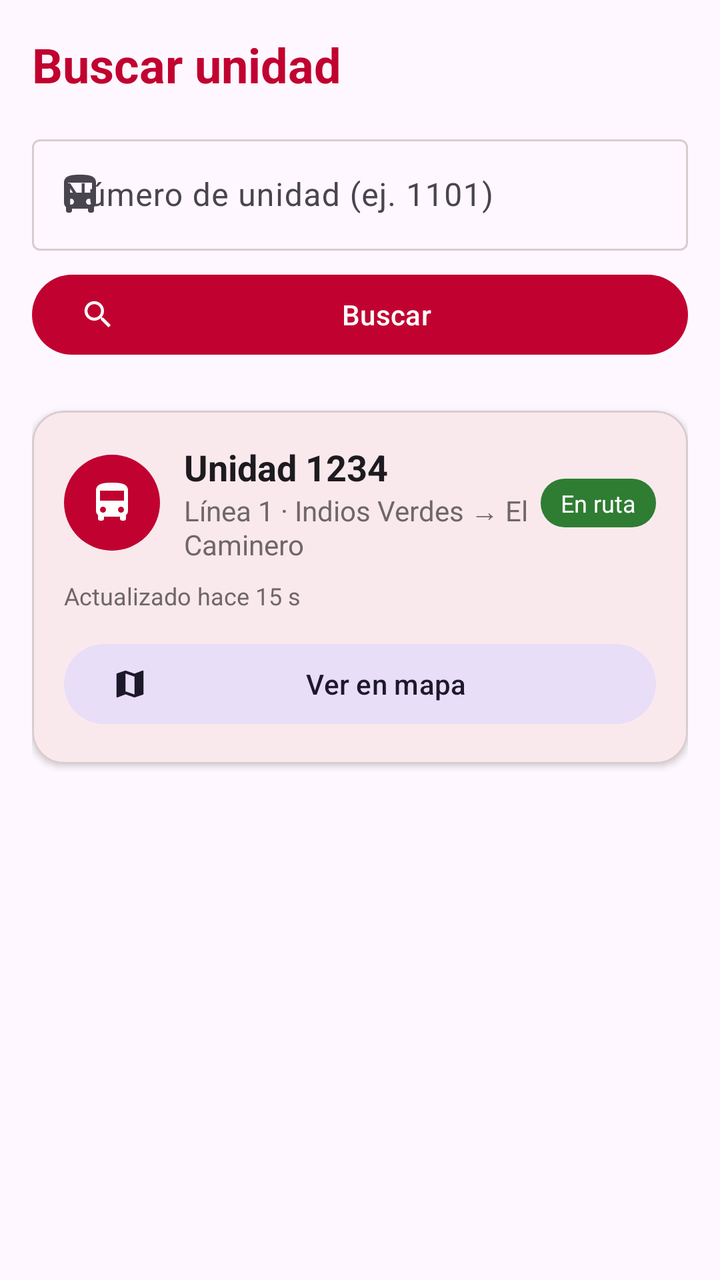
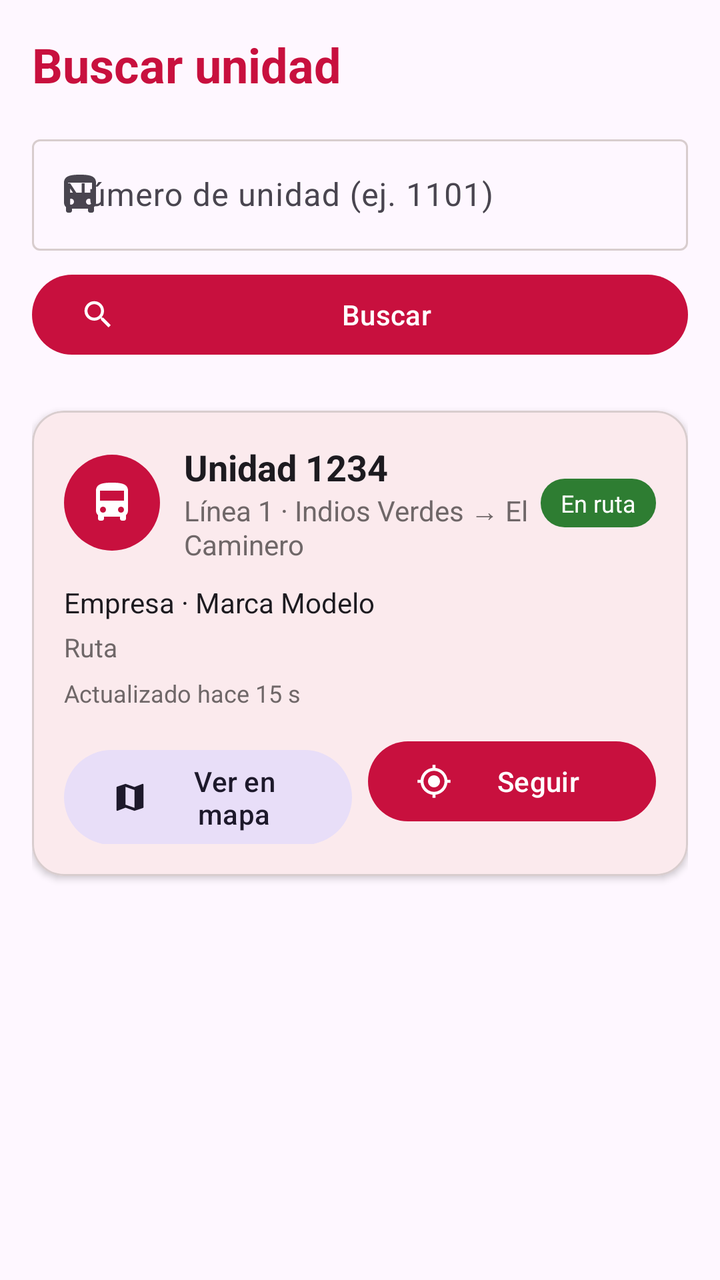

Before-and-after screenshots of an Android layout around one commit, followed by the original layout XML and the change that was made.
<!-- AndroidManifest.xml: application theme Theme.GeoMB -->
<!-- res/layout/fragment_search.xml -->
<?xml version="1.0" encoding="utf-8"?>
<LinearLayout xmlns:android="http://schemas.android.com/apk/res/android"
    xmlns:app="http://schemas.android.com/apk/res-auto"
    android:layout_width="match_parent"
    android:layout_height="match_parent"
    android:orientation="vertical"
    android:padding="16dp">

    <TextView
        android:layout_width="wrap_content"
        android:layout_height="wrap_content"
        android:text="@string/buscar_unidad_titulo"
        android:textColor="?attr/colorPrimary"
        android:textSize="24sp"
        android:textStyle="bold" />

    <com.google.android.material.textfield.TextInputLayout
        android:layout_width="match_parent"
        android:layout_height="wrap_content"
        android:layout_marginTop="16dp"
        android:hint="@string/buscar_unidad_hint"
        app:startIconDrawable="@drawable/ic_bus"
        style="@style/Widget.Material3.TextInputLayout.OutlinedBox">

        <com.google.android.material.textfield.TextInputEditText
            android:id="@+id/input_unidad"
            android:layout_width="match_parent"
            android:layout_height="wrap_content"
            android:inputType="number"
            android:maxLines="1" />
    </com.google.android.material.textfield.TextInputLayout>

    <com.google.android.material.button.MaterialButton
        android:id="@+id/btn_buscar"
        android:layout_width="match_parent"
        android:layout_height="wrap_content"
        android:layout_marginTop="8dp"
        android:text="@string/buscar_boton"
        app:icon="@drawable/ic_search" />

    
    <com.google.android.material.card.MaterialCardView
        android:id="@+id/card_resultado"
        android:layout_width="match_parent"
        android:layout_height="wrap_content"
        android:layout_marginTop="24dp"
        app:cardCornerRadius="16dp"
        app:cardElevation="2dp"
        app:strokeColor="@color/mb_outline"
        app:strokeWidth="1dp">

        <LinearLayout
            android:layout_width="match_parent"
            android:layout_height="wrap_content"
            android:orientation="vertical"
            android:padding="16dp">

            <LinearLayout
                android:layout_width="match_parent"
                android:layout_height="wrap_content"
                android:gravity="center_vertical"
                android:orientation="horizontal">

                <FrameLayout
                    android:layout_width="48dp"
                    android:layout_height="48dp">

                    <ImageView
                        android:layout_width="48dp"
                        android:layout_height="48dp"
                        android:background="@drawable/bg_circle"
                        android:contentDescription="@string/nav_buscar"
                        android:padding="12dp"
                        android:src="@drawable/ic_bus"
                        app:tint="@color/white" />
                </FrameLayout>

                <LinearLayout
                    android:layout_width="0dp"
                    android:layout_height="wrap_content"
                    android:layout_marginStart="12dp"
                    android:layout_weight="1"
                    android:orientation="vertical">

                    <TextView
                        android:id="@+id/txt_unidad"
                        android:layout_width="wrap_content"
                        android:layout_height="wrap_content"
                        android:text="Unidad 1234"
                        android:textColor="?attr/colorOnSurface"
                        android:textSize="18sp"
                        android:textStyle="bold" />

                    <TextView
                        android:id="@+id/txt_linea"
                        android:layout_width="wrap_content"
                        android:layout_height="wrap_content"
                        android:text="Línea 1 · Indios Verdes → El Caminero"
                        android:textColor="@color/mb_gray"
                        android:textSize="14sp" />
                </LinearLayout>

                <TextView
                    android:id="@+id/badge_estado"
                    android:layout_width="wrap_content"
                    android:layout_height="wrap_content"
                    android:background="@drawable/bg_badge"
                    android:paddingHorizontal="10dp"
                    android:paddingVertical="4dp"
                    android:text="@string/estado_en_ruta"
                    android:textColor="@color/white"
                    android:textSize="12sp" />
            </LinearLayout>

            <TextView
                android:id="@+id/txt_actualizacion"
                android:layout_width="wrap_content"
                android:layout_height="wrap_content"
                android:layout_marginTop="8dp"
                android:text="Actualizado hace 15 s"
                android:textColor="@color/mb_gray"
                android:textSize="12sp" />

            <com.google.android.material.button.MaterialButton
                android:id="@+id/btn_ver_mapa"
                android:layout_width="match_parent"
                android:layout_height="wrap_content"
                android:layout_marginTop="12dp"
                android:text="@string/ver_en_mapa"
                app:icon="@drawable/ic_map"
                style="@style/Widget.Material3.Button.TonalButton" />
        </LinearLayout>
    </com.google.android.material.card.MaterialCardView>

</LinearLayout>
<!-- resources referenced by this layout -->
<resources>
  <color name="mb_gray">#6F6768</color>
  <color name="mb_outline">#D8CDCE</color>
  <color name="white">#FFFFFFFF</color>
  <!-- drawable bg_badge (drawable) -->
  <?xml version="1.0" encoding="utf-8"?>
  <shape xmlns:android="http://schemas.android.com/apk/res/android"
      android:shape="rectangle">
      <corners android:radius="12dp" />
      <solid android:color="@color/unidad_en_ruta" />
  </shape>
  <!-- drawable bg_circle (drawable) -->
  <?xml version="1.0" encoding="utf-8"?>
  <shape xmlns:android="http://schemas.android.com/apk/res/android"
      android:shape="oval">
      <solid android:color="@color/mb_red" />
  </shape>
  <!-- drawable ic_map (drawable) -->
  <vector xmlns:android="http://schemas.android.com/apk/res/android"
      android:width="24dp" android:height="24dp"
      android:viewportWidth="24" android:viewportHeight="24"
      android:tint="?attr/colorControlNormal">
      <path android:fillColor="@android:color/white"
          android:pathData="M20.5,3l-0.16,0.03L15,5.1 9,3 3.36,4.9c-0.21,0.07 -0.36,0.25 -0.36,0.48V20.5c0,0.28 0.22,0.5 0.5,0.5l0.16,-0.03L9,18.9l6,2.1 5.64,-1.9c0.21,-0.07 0.36,-0.25 0.36,-0.48V3.5c0,-0.28 -0.22,-0.5 -0.5,-0.5zM15,19l-6,-2.11V5l6,2.11V19z"/>
  </vector>
  <!-- drawable ic_search (drawable) -->
  <vector xmlns:android="http://schemas.android.com/apk/res/android"
      android:width="24dp" android:height="24dp"
      android:viewportWidth="24" android:viewportHeight="24"
      android:tint="?attr/colorControlNormal">
      <path android:fillColor="@android:color/white"
          android:pathData="M15.5,14h-0.79l-0.28,-0.27C15.41,12.59 16,11.11 16,9.5 16,5.91 13.09,3 9.5,3S3,5.91 3,9.5 5.91,16 9.5,16c1.61,0 3.09,-0.59 4.23,-1.57l0.27,0.28v0.79l5,4.99L20.49,19l-4.99,-5zM9.5,14C7.01,14 5,11.99 5,9.5S7.01,5 9.5,5 14,7.01 14,9.5 11.99,14 9.5,14z"/>
  </vector>
  <string name="buscar_boton">Buscar</string>
  <string name="buscar_unidad_hint">Número de unidad (ej. 1101)</string>
  <string name="buscar_unidad_titulo">Buscar unidad</string>
  <string name="estado_en_ruta">En ruta</string>
  <string name="nav_buscar">Buscar</string>
  <string name="ver_en_mapa">Ver en mapa</string>
  <style name="Theme.GeoMB" parent="Base.Theme.GeoMB" />
  <color name="unidad_en_ruta">#2E7D32</color>
  <color name="mb_red">#C10230</color>
  <style name="Base.Theme.GeoMB" parent="Theme.Material3.DayNight.NoActionBar">
          <item name="colorPrimary">@color/mb_red</item>
          <item name="colorOnPrimary">@color/white</item>
          <item name="colorPrimaryContainer">@color/mb_red_container</item>
          <item name="colorOnPrimaryContainer">@color/mb_red_dark</item>
          <item name="colorSecondary">@color/mb_gray</item>
          <item name="colorSurface">@color/mb_surface</item>
          <item name="colorOutline">@color/mb_outline</item>
          <item name="android:statusBarColor">@color/mb_red_dark</item>
          <item name="android:navigationBarColor">@color/mb_surface</item>
      </style>
  <color name="mb_red_container">#FFD9DE</color>
  <color name="mb_red_dark">#8E0123</color>
  <color name="mb_surface">#FFFBFB</color>
  <!-- unchanged entries left out for length: 1 -->
</resources>

<!-- the commit's change to res/layout/fragment_search.xml (unified diff, before → after) -->
@@ -113,22 +113,87 @@
             </LinearLayout>
 
             <TextView
+                android:id="@+id/txt_ficha"
+                android:layout_width="match_parent"
+                android:layout_height="wrap_content"
+                android:layout_marginTop="10dp"
+                android:text="Empresa · Marca Modelo"
+                android:textColor="?attr/colorOnSurface"
+                android:textSize="14sp" />
+
+            <TextView
+                android:id="@+id/txt_tagline"
+                android:layout_width="match_parent"
+                android:layout_height="wrap_content"
+                android:layout_marginTop="4dp"
+                android:textColor="?attr/colorPrimary"
+                android:textSize="13sp"
+                android:textStyle="italic"
+                android:visibility="gone" />
+
+            <TextView
+                android:id="@+id/txt_ruta"
+                android:layout_width="match_parent"
+                android:layout_height="wrap_content"
+                android:layout_marginTop="4dp"
+                android:text="Ruta"
+                android:textColor="@color/mb_gray"
+                android:textSize="13sp" />
+
+            <TextView
                 android:id="@+id/txt_actualizacion"
                 android:layout_width="wrap_content"
                 android:layout_height="wrap_content"
-                android:layout_marginTop="8dp"
+                android:layout_marginTop="6dp"
                 android:text="Actualizado hace 15 s"
                 android:textColor="@color/mb_gray"
                 android:textSize="12sp" />
 
-            <com.google.android.material.button.MaterialButton
-                android:id="@+id/btn_ver_mapa"
+            <ImageView
+                android:id="@+id/img_unidad"
                 android:layout_width="match_parent"
                 android:layout_height="wrap_content"
                 android:layout_marginTop="12dp"
-                android:text="@string/ver_en_mapa"
-                app:icon="@drawable/ic_map"
-                style="@style/Widget.Material3.Button.TonalButton" />
+                android:adjustViewBounds="true"
+                android:contentDescription="@string/foto_unidad"
+                android:maxHeight="260dp"
+                android:scaleType="fitCenter"
+                android:visibility="gone" />
+
+            <TextView
+                android:id="@+id/txt_credito"
+                android:layout_width="match_parent"
+                android:layout_height="wrap_content"
+                android:layout_marginTop="4dp"
+                android:textColor="@color/mb_gray"
+                android:textSize="11sp"
+                android:textStyle="italic"
+                android:visibility="gone" />
+
+            <LinearLayout
+                android:layout_width="match_parent"
+                android:layout_height="wrap_content"
+                android:layout_marginTop="12dp"
+                android:orientation="horizontal">
+
+                <com.google.android.material.button.MaterialButton
+                    android:id="@+id/btn_ver_mapa"
+                    style="@style/Widget.Material3.Button.TonalButton"
+                    android:layout_width="0dp"
+                    android:layout_height="wrap_content"
+                    android:layout_marginEnd="8dp"
+                    android:layout_weight="1"
+                    android:text="@string/ver_en_mapa"
+                    app:icon="@drawable/ic_map" />
+
+                <com.google.android.material.button.MaterialButton
+                    android:id="@+id/btn_seguir"
+                    android:layout_width="0dp"
+                    android:layout_height="wrap_content"
+                    android:layout_weight="1"
+                    android:text="@string/seguir"
+                    app:icon="@drawable/ic_my_location" />
+            </LinearLayout>
         </LinearLayout>
     </com.google.android.material.card.MaterialCardView>
 
<!-- resource entries referenced after the edit -->
@@ -24,6 +24,14 @@
       <path android:fillColor="@android:color/white"
           android:pathData="M20.5,3l-0.16,0.03L15,5.1 9,3 3.36,4.9c-0.21,0.07 -0.36,0.25 -0.36,0.48V20.5c0,0.28 0.22,0.5 0.5,0.5l0.16,-0.03L9,18.9l6,2.1 5.64,-1.9c0.21,-0.07 0.36,-0.25 0.36,-0.48V3.5c0,-0.28 -0.22,-0.5 -0.5,-0.5zM15,19l-6,-2.11V5l6,2.11V19z"/>
   </vector>
+  <!-- drawable ic_my_location (drawable) -->
+  <vector xmlns:android="http://schemas.android.com/apk/res/android"
+      android:width="24dp" android:height="24dp"
+      android:viewportWidth="24" android:viewportHeight="24"
+      android:tint="?attr/colorControlNormal">
+      <path android:fillColor="@android:color/white"
+          android:pathData="M12,8c-2.21,0 -4,1.79 -4,4s1.79,4 4,4 4,-1.79 4,-4 -1.79,-4 -4,-4zM20.94,11c-0.46,-4.17 -3.77,-7.48 -7.94,-7.94V1h-2v2.06C6.83,3.52 3.52,6.83 3.06,11H1v2h2.06c0.46,4.17 3.77,7.48 7.94,7.94V23h2v-2.06c4.17,-0.46 7.48,-3.77 7.94,-7.94H23v-2h-2.06zM12,19c-3.87,0 -7,-3.13 -7,-7s3.13,-7 7,-7 7,3.13 7,7 -3.13,7 -7,7z"/>
+  </vector>
   <!-- drawable ic_search (drawable) -->
   <vector xmlns:android="http://schemas.android.com/apk/res/android"
       android:width="24dp" android:height="24dp"
@@ -36,11 +44,13 @@
   <string name="buscar_unidad_hint">Número de unidad (ej. 1101)</string>
   <string name="buscar_unidad_titulo">Buscar unidad</string>
   <string name="estado_en_ruta">En ruta</string>
+  <string name="foto_unidad">Foto de la unidad</string>
   <string name="nav_buscar">Buscar</string>
+  <string name="seguir">Seguir</string>
   <string name="ver_en_mapa">Ver en mapa</string>
   <style name="Theme.GeoMB" parent="Base.Theme.GeoMB" />
   <color name="unidad_en_ruta">#2E7D32</color>
-  <color name="mb_red">#C10230</color>
+  <color name="mb_red">#C8103E</color>
   <style name="Base.Theme.GeoMB" parent="Theme.Material3.DayNight.NoActionBar">
           <item name="colorPrimary">@color/mb_red</item>
           <item name="colorOnPrimary">@color/white</item>
@@ -49,11 +59,12 @@
           <item name="colorSecondary">@color/mb_gray</item>
           <item name="colorSurface">@color/mb_surface</item>
           <item name="colorOutline">@color/mb_outline</item>
-          <item name="android:statusBarColor">@color/mb_red_dark</item>
-          <item name="android:navigationBarColor">@color/mb_surface</item>
+          
+          <item name="android:windowLightStatusBar">true</item>
+          <item name="android:windowLightNavigationBar">true</item>
       </style>
   <color name="mb_red_container">#FFD9DE</color>
-  <color name="mb_red_dark">#8E0123</color>
+  <color name="mb_red_dark">#C8103E</color>
   <color name="mb_surface">#FFFBFB</color>
   <!-- unchanged entries left out for length: 1 -->
 </resources>
